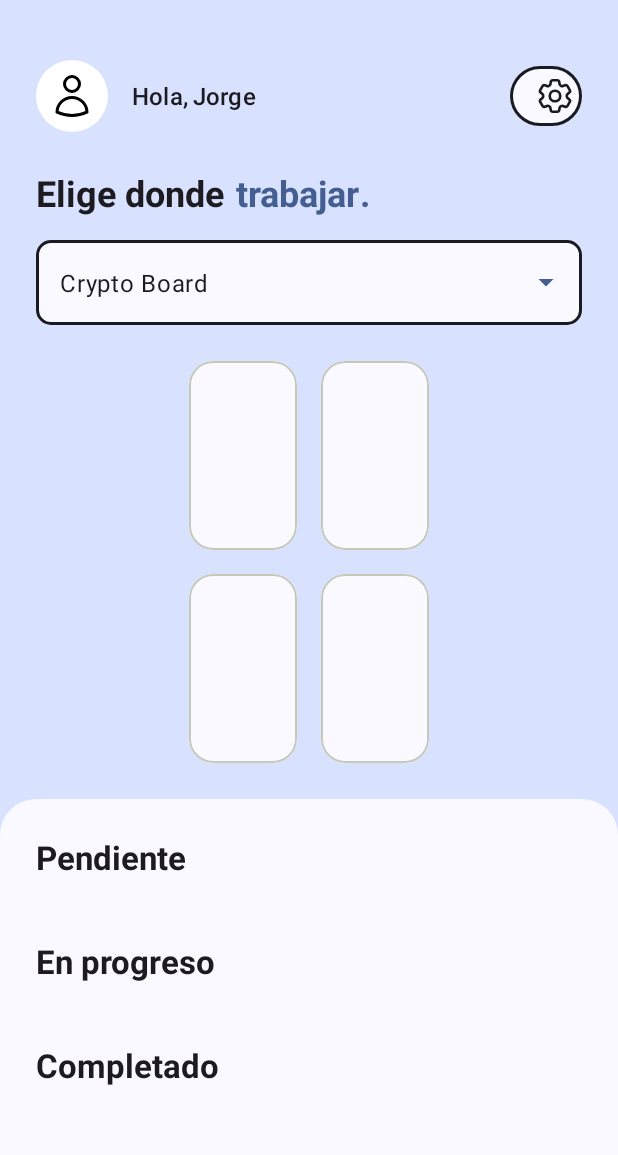
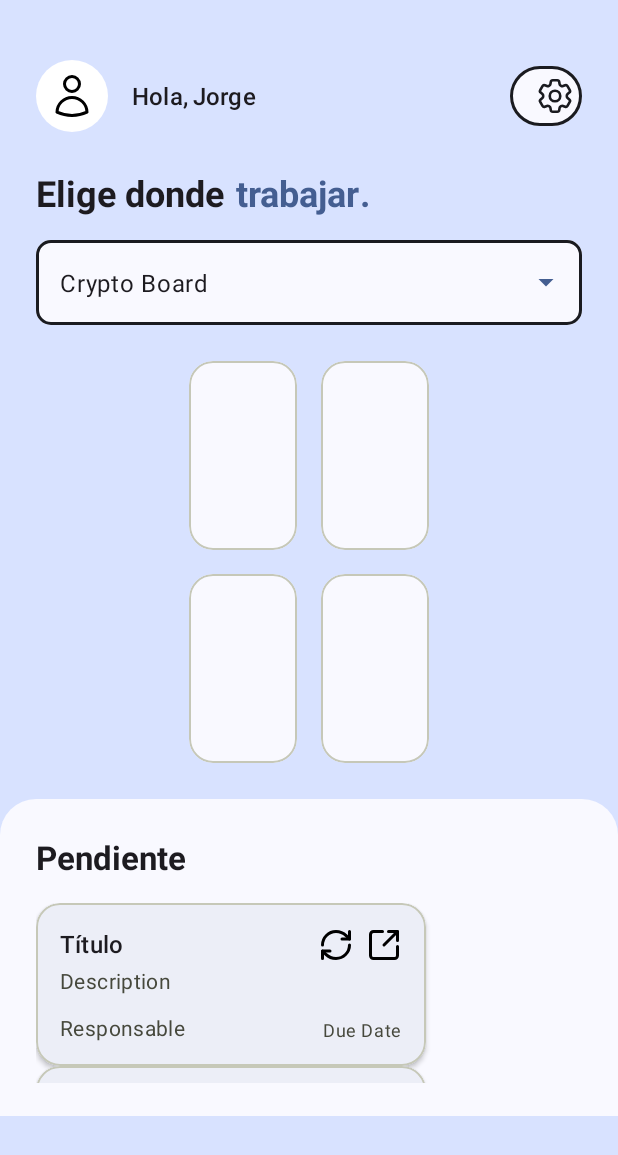
Before and after one commit to Lenas25/WeMake, an Android app: the layout fragment_home.xml on its own in the app's theme, with its tools: preview values and no code run, on a phone screen of 412 x 824 dp. Shown: the top 1155 px of the screen. Run offline under Robolectric (Android 15) with nearby library versions, the phone set to English and light mode, and no system bars.

Commit message:
Se agrego los card al fragment home

```diff
--- a/app/src/main/res/layout/fragment_home.xml
+++ b/app/src/main/res/layout/fragment_home.xml
@@ -6,6 +6,8 @@
     android:layout_width="match_parent"
     android:layout_height="match_parent"
     android:fillViewport="true"
+    android:clipToPadding="true"
+    android:paddingBottom="80dp"
     android:background="?attr/colorPrimaryContainer"
     tools:context=".HomeFragment">
 
@@ -66,7 +68,6 @@
                 app:strokeWidth="2dp"
                 app:strokeColor="?attr/colorOnSurface"
                 app:iconSize="28dp"
-                app:iconPadding="0dp"
                 app:shapeAppearanceOverlay="@style/ShapeAppearance.Material3.LargeComponent"
                 app:icon="@drawable/ic_settings"
             />
@@ -233,12 +234,11 @@
         -->
         <LinearLayout
             android:layout_width="0dp"
-            android:layout_height="0dp"
+            android:layout_height="wrap_content"
             android:layout_marginTop="24dp"
             android:background="@drawable/content_background"
             android:orientation="vertical"
             android:padding="24dp"
-            app:layout_constraintBottom_toBottomOf="parent"
             app:layout_constraintEnd_toEndOf="parent"
             app:layout_constraintStart_toStartOf="parent"
             app:layout_constraintTop_toBottomOf="@id/card_vencidos">
@@ -253,11 +253,10 @@
             <androidx.recyclerview.widget.RecyclerView
                 android:id="@+id/recycler_pending"
                 android:layout_width="match_parent"
-                android:layout_height="wrap_content"
+                android:layout_height="120dp"
                 android:layout_marginTop="16dp"
                 android:clipToPadding="false"
-                android:orientation="horizontal"
-                app:layoutManager="androidx.recyclerview.widget.LinearLayoutManager"
+                android:nestedScrollingEnabled="false"
                 tools:itemCount="3"
                 tools:listitem="@layout/item_task_card" />
 
@@ -272,11 +271,10 @@
             <androidx.recyclerview.widget.RecyclerView
                 android:id="@+id/recycler_in_progress"
                 android:layout_width="match_parent"
-                android:layout_height="wrap_content"
+                android:layout_height="120dp"
                 android:layout_marginTop="16dp"
                 android:clipToPadding="false"
-                android:orientation="horizontal"
-                app:layoutManager="androidx.recyclerview.widget.LinearLayoutManager"
+                android:nestedScrollingEnabled="false"
                 tools:itemCount="3"
                 tools:listitem="@layout/item_task_card" />
 
@@ -291,11 +289,10 @@
             <androidx.recyclerview.widget.RecyclerView
                 android:id="@+id/recycler_done"
                 android:layout_width="match_parent"
-                android:layout_height="wrap_content"
+                android:layout_height="120dp"
                 android:layout_marginTop="16dp"
                 android:clipToPadding="false"
-                android:orientation="horizontal"
-                app:layoutManager="androidx.recyclerview.widget.LinearLayoutManager"
+                android:nestedScrollingEnabled="false"
                 tools:itemCount="3"
                 tools:listitem="@layout/item_task_card" />
 
--- a/app/src/main/res/layout/item_task_card.xml
+++ b/app/src/main/res/layout/item_task_card.xml
@@ -38,12 +38,12 @@
             app:layout_constraintEnd_toEndOf="@id/task_title"/>
 
         <TextView
-            android:id="@+id/task_revisor"
+            android:id="@+id/task_responsible"
             style="@style/TextAppearance.Material3.BodyMedium"
             android:layout_width="0dp"
             android:layout_height="wrap_content"
             android:layout_marginTop="12dp"
-            android:text="Revisor:..."
+            android:text="Responsable"
             android:textColor="?attr/colorOnSurfaceVariant"
             app:layout_constraintStart_toStartOf="parent"
             app:layout_constraintTop_toBottomOf="@id/task_description" />
@@ -73,7 +73,7 @@
             android:text="Due Date"
             android:textColor="?attr/colorOnSurfaceVariant"
             app:layout_constraintEnd_toEndOf="parent"
-            app:layout_constraintBottom_toBottomOf="@id/task_revisor" />
+            app:layout_constraintBottom_toBottomOf="@id/task_responsible" />
 
     </androidx.constraintlayout.widget.ConstraintLayout>
 </com.google.android.material.card.MaterialCardView>
```
Also changed, not shown: app/src/main/java/com/utp/wemake/Task.java (+14 -6 lines), app/src/main/java/com/utp/wemake/TaskAdapter.java (+7 -5 lines).
